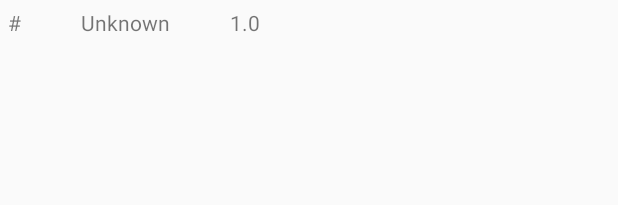
After one commit to omriO9/BattleShips, an Android app: the layout table_row.xml on its own in the app's theme, with its tools: preview values and no code run, on a phone screen of 412 x 824 dp. The commit adds this screen. Shown: the top 205 px of the screen. Run offline under Robolectric (Android 15) with nearby library versions, the phone set to English and light mode, and no system bars.

Commit message:
6.1 - added tablel refreshment of difficulty, showing correct info...

```diff
--- a/app/build.gradle
+++ b/app/build.gradle
@@ -24,11 +24,11 @@ dependencies {
     implementation 'com.android.support:support-v4:25.4.0'
     compile fileTree(dir: 'libs', include: ['*.jar'])
     compile 'com.google.code.gson:gson:2.7'
-    compile 'com.google.android.gms:play-services-maps:8.4.0'
+    compile 'com.google.android.gms:play-services-maps:11.8.0'
     androidTestCompile('com.android.support.test.espresso:espresso-core:2.2.2', {
         exclude group: 'com.android.support', module: 'support-annotations'
     })
-    compile 'com.android.support:appcompat-v7:25.0.1'
+    compile 'com.android.support:appcompat-v7:25.4.0'
     compile 'com.android.support.constraint:constraint-layout:1.0.2'
     testCompile 'junit:junit:4.12'
 }
--- a/app/src/main/AndroidManifest.xml
+++ b/app/src/main/AndroidManifest.xml
@@ -9,6 +9,8 @@
         android:roundIcon="@mipmap/ic_launcher_round"
         android:supportsRtl="false"
         android:theme="@style/AppTheme">
+
+        <meta-data android:name="com.google.android.geo.API_KEY" android:value="AIzaSyA9PHei4M9TbTM8ARxS0q9_5Ar8wQw3coo"/>
 
         <service
             android:name=".SensorService"
--- a/app/src/main/java/com/example/omri/battleShip/HumanPlayer.java
+++ b/app/src/main/java/com/example/omri/battleShip/HumanPlayer.java
@@ -7,8 +7,8 @@ public class HumanPlayer extends Player implements Serializable{
     //private int amountOfLogins; - for version 2.0
     private int numOfAttempts;
 
-    public HumanPlayer(String name,int size,int numOfShips){
-        super(name,size,numOfShips);
+    public HumanPlayer(int size,int numOfShips){
+        super(size,numOfShips);
         numOfAttempts=0;
     }
 
--- a/app/src/main/java/com/example/omri/battleShip/PCPlayer.java
+++ b/app/src/main/java/com/example/omri/battleShip/PCPlayer.java
@@ -13,8 +13,8 @@ public class PCPlayer extends Player {
     private List<Integer> listOfPossibleShots; // possible locations to randomize a shot that are left.
     private Coordinate lastShot;
 
-    public PCPlayer(String name,int size,int numOfShips){
-        super(name,size,numOfShips);
+    public PCPlayer(int size,int numOfShips){
+        super(size,numOfShips);
         initBattleShipsRandomly();
         listOfPossibleShots=new ArrayList<>();
         initListOfPossibleShots();
--- a/app/src/main/java/com/example/omri/battleShip/SensorService.java
+++ b/app/src/main/java/com/example/omri/battleShip/SensorService.java
@@ -25,8 +25,6 @@ interface UpdateListener {
 }
 public class SensorService extends Service implements SensorEventListener {
 
-
-
     private static final String TAG = SensorService.class.getSimpleName();
 
     private SensorManager sensorManager;
@@ -38,7 +36,7 @@ public class SensorService extends Service implements SensorEventListener {
     private MyBinder myBinder = new MyBinder();
 
     private final ArrayList<UpdateListener> mListeners
-            = new ArrayList<UpdateListener>();
+            = new ArrayList<>();
 
 
     @Override
--- a/app/src/main/java/com/example/omri/battleShip/arrangeBattleFieldActivity.java
+++ b/app/src/main/java/com/example/omri/battleShip/arrangeBattleFieldActivity.java
@@ -39,10 +39,10 @@ public class arrangeBattleFieldActivity extends AppCompatActivity implements Vie
         setContentView(R.layout.activity_arrange_battle_field);
         getSupportActionBar().setDisplayHomeAsUpEnabled(true);
         String gameDifficulty  = getIntent().getStringExtra("gameDifficulty");
-        String userName = getIntent().getStringExtra("userName");
+        //String userName = getIntent().getStringExtra("userName");
         isSound = getIntent().getBooleanExtra("isSound",true);
         manager = new GameManager(gameDifficulty);
-        int [] arr = manager.createPlayers(userName,"BlueGene");
+        int [] arr = manager.createPlayers();
         gridSize = arr[0];
         numOfShips = arr[1];
         initGridLayout(gridSize);
--- a/app/src/main/res/layout/activity_rules.xml
+++ b/app/src/main/res/layout/activity_rules.xml
@@ -27,5 +27,4 @@
         android:layout_marginTop="62dp"
         android:text="@string/rules" />
 
-
-</RelativeLayout>
+  </RelativeLayout>
--- /dev/null
+++ b/app/src/main/res/layout/table_row.xml
@@ -0,0 +1,47 @@
+
+<TableRow xmlns:android="http://schemas.android.com/apk/res/android"
+    android:id="@+id/tableRow"
+    android:layout_width="match_parent"
+    android:layout_height="wrap_content"
+    >
+
+    <TextView
+        android:id="@+id/rowNumber"
+        android:layout_width="wrap_content"
+        android:layout_height="wrap_content"
+        android:text="#"
+        android:gravity="center"
+        android:textSize="@dimen/tableRowTextSize"
+        android:paddingStart="5dp"
+        android:paddingTop="5dp"
+        android:paddingEnd="20dp"
+        android:paddingBottom="5dp"
+
+        />
+    <TextView
+        android:id="@+id/rowName"
+        android:layout_width="wrap_content"
+        android:layout_height="wrap_content"
+        android:text="Unknown"
+        android:gravity="center"
+        android:textSize="@dimen/tableRowTextSize"
+        android:paddingStart="20dp"
+        android:paddingTop="5dp"
+        android:paddingEnd="20dp"
+        android:paddingBottom="5dp"
+
+        />
+    <TextView
+        android:id="@+id/rowScore"
+        android:layout_width="wrap_content"
+        android:layout_height="wrap_content"
+        android:text="1.0"
+        android:gravity="center"
+        android:textSize="@dimen/tableRowTextSize"
+        android:paddingStart="20dp"
+        android:paddingTop="5dp"
+        android:paddingEnd="5dp"
+        android:paddingBottom="5dp"
+
+        />
+</TableRow>
--- a/app/src/main/res/values/colors.xml
+++ b/app/src/main/res/values/colors.xml
@@ -5,4 +5,5 @@
     <color name="colorAccent">#46bdbf</color>
     <color name="colorWhite">#ffffff</color>
     <color name="backgroundColor">#4fa5d5</color>
+    <color name="tableHeader">#848686</color>
 </resources>
--- a/app/src/main/res/values/dimens.xml
+++ b/app/src/main/res/values/dimens.xml
@@ -9,4 +9,5 @@
     <dimen name="boardDimen">260dp</dimen>
     <dimen name="ship_width">45dp</dimen>
     <dimen name="ship_height">95dp</dimen>
+    <dimen name="tableRowTextSize">14sp</dimen>
 </resources>
```
Also changed, not shown: app/src/main/java/com/example/omri/battleShip/FragmentListener.java (added, +9 -0 lines), app/src/main/java/com/example/omri/battleShip/GameActivity.java (+4 -11 lines), app/src/main/java/com/example/omri/battleShip/GameManager.java (+7 -7 lines), app/src/main/java/com/example/omri/battleShip/LeaderBoard_Activity.java (+60 -45 lines), app/src/main/java/com/example/omri/battleShip/MainActivity.java (+42 -50 lines), app/src/main/java/com/example/omri/battleShip/Player.java (+7 -7 lines), app/src/main/java/com/example/omri/battleShip/TableFragment.java (+64 -77 lines), app/src/main/res/layout/activity_main.xml (+0 -41 lines).
